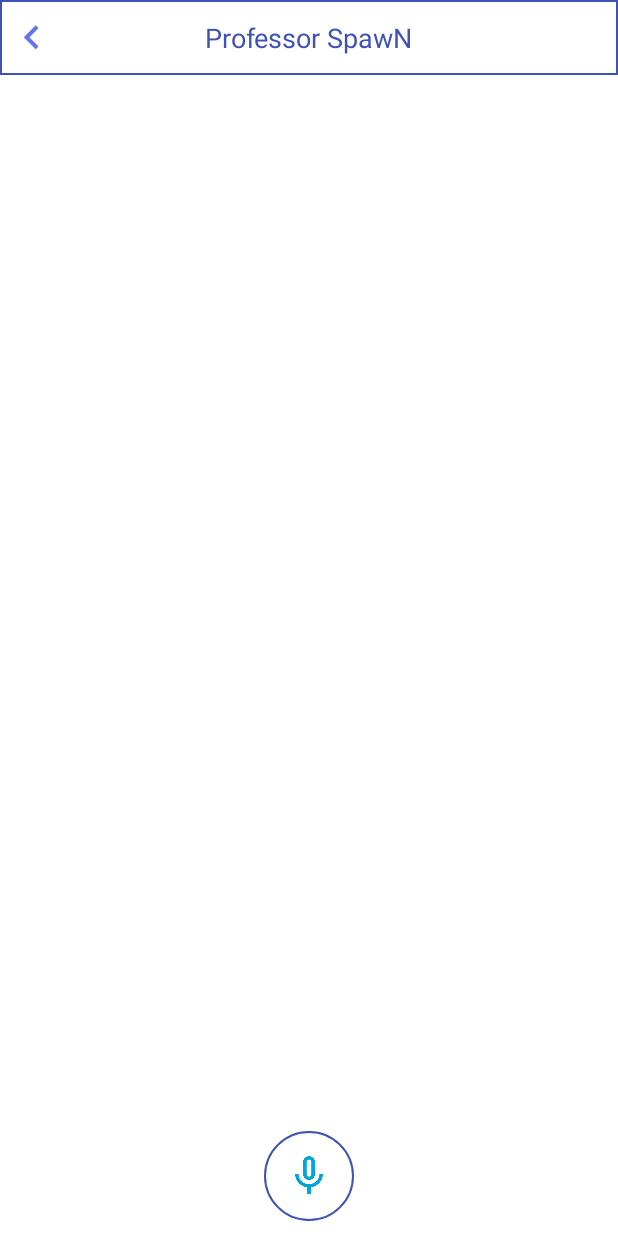
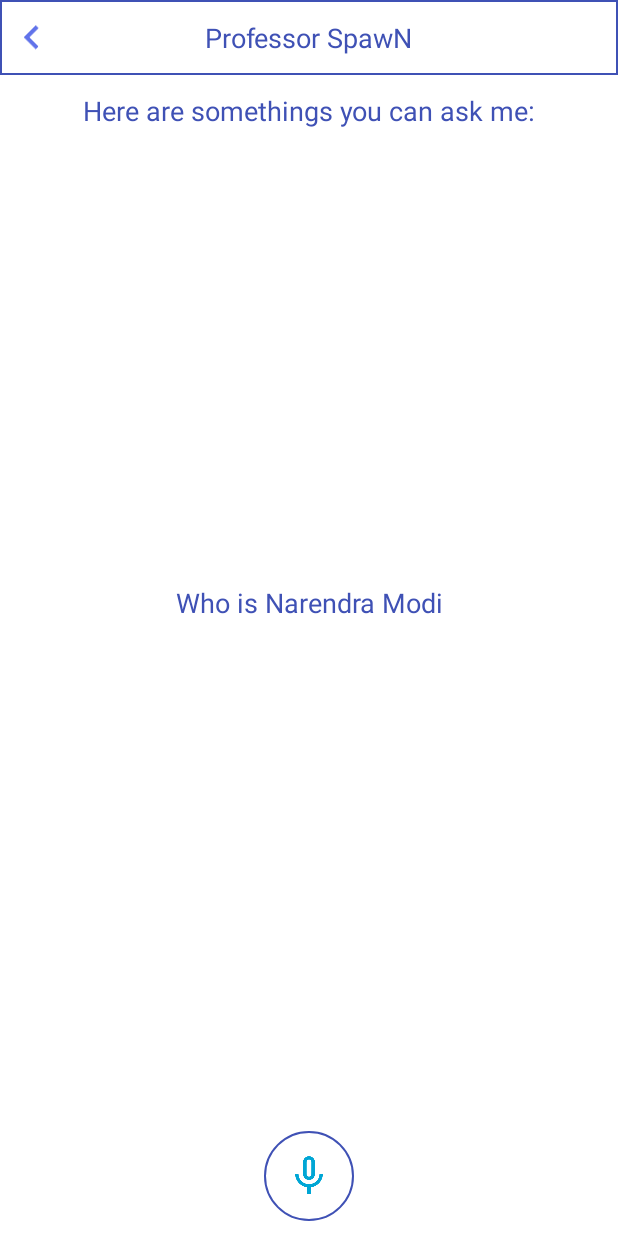
Before and after one commit to spawn08/SpawN-Bot, an Android app: the SpawnBotActivity screen opened directly, with no data from a screen before it, on a phone screen of 412 x 824 dp. Run offline under Robolectric (Android 15) with nearby library versions, the light colour scheme and no system bars; our stand-ins replace data binding; pictures from the network do not load.

Commit message:
Added animation on index screen

```diff
--- a/app/src/main/assets/bot_data.json
+++ b/app/src/main/assets/bot_data.json
@@ -1,4 +1,13 @@
 {
+  "questions":[
+    "Who is Narendra Modi",
+    "Tell me about Mumbai",
+    "I don't know about Carlos Slim",
+    "Where is Mumbai located?",
+    "I can answer single word query like- 'mathematics', 'fourier transform'",
+    "Tell me something about Barack Obama"
+
+  ],
   "bot_hi": {
     "type": 1,
     "message": [
--- a/app/src/main/java/com/spawn/ai/SpawnBotActivity.java
+++ b/app/src/main/java/com/spawn/ai/SpawnBotActivity.java
@@ -21,6 +21,8 @@ import android.support.v7.app.AppCompatActivity;
 import android.support.v7.widget.LinearLayoutManager;
 import android.util.Log;
 import android.view.View;
+import android.view.animation.Animation;
+import android.view.animation.AnimationUtils;
 import android.widget.Toast;
 
 import com.spawn.ai.activities.SpawnWebActivity;
@@ -34,6 +36,7 @@ import com.spawn.ai.model.ChatMessageType;
 import com.spawn.ai.model.SpawnWikiModel;
 import com.spawn.ai.network.WebServiceUtils;
 import com.spawn.ai.utils.DateTimeUtils;
+import com.spawn.ai.utils.JsonFileReader;
 
 import java.util.ArrayList;
 import java.util.Locale;
@@ -52,6 +55,11 @@ public class SpawnBotActivity extends AppCompatActivity implements RecognitionLi
     private ArrayList<ChatMessageType> botResponses;
     private SpawnChatbotAdapter chatbotAdapter;
     private TextToSpeech textToSpeech;
+    private ArrayList<String> questions = JsonFileReader.getInstance().getQuestions();
+
+    private Animation slideIn;
+    private Animation slideOut;
+    int textCount;
 
     @Override
     protected void onCreate(Bundle savedInstanceState) {
@@ -77,6 +85,56 @@ public class SpawnBotActivity extends AppCompatActivity implements RecognitionLi
         textToSpeech = new TextToSpeech(this, this);
 
         initSpeech();
+
+        slideIn = AnimationUtils.loadAnimation(getApplicationContext(), R.anim.slide_in);
+        slideOut = AnimationUtils.loadAnimation(getApplicationContext(), R.anim.slide_out);
+        //slideIn.setDuration(5000);
+        slideIn.setRepeatMode(Animation.RESTART);
+        slideIn.setRepeatCount(Animation.INFINITE);
+
+        slideOut.setRepeatMode(Animation.RESTART);
+        slideOut.setRepeatCount(Animation.INFINITE);
+
+        activitySpawnBotBinding.textviewAnim.setText(questions.get(0));
+        activitySpawnBotBinding.textviewAnim.setAnimation(slideIn);
+
+        slideIn.setAnimationListener(new Animation.AnimationListener() {
+            @Override
+            public void onAnimationStart(Animation animation) {
+                if (textCount >= questions.size())
+                    textCount = 0;
+
+                activitySpawnBotBinding.textviewAnim.setText(questions.get(textCount));
+                textCount++;
+            }
+
+            @Override
+            public void onAnimationEnd(Animation animation) {
+                activitySpawnBotBinding.textviewAnim.startAnimation(slideOut);
+            }
+
+            @Override
+            public void onAnimationRepeat(Animation animation) {
+                //activitySpawnBotBinding.textviewAnim.setAnimation(slideIn);
+            }
+        });
+
+        slideOut.setAnimationListener(new Animation.AnimationListener() {
+            @Override
+            public void onAnimationStart(Animation animation) {
+
+            }
+
+            @Override
+            public void onAnimationEnd(Animation animation) {
+                activitySpawnBotBinding.textviewAnim.startAnimation(slideIn);
+            }
+
+            @Override
+            public void onAnimationRepeat(Animation animation) {
+
+            }
+        });
 
         activitySpawnBotBinding.mic.addAnimatorListener(new Animator.AnimatorListener() {
             @Override
@@ -389,6 +447,9 @@ public class SpawnBotActivity extends AppCompatActivity implements RecognitionLi
 
 
         } else if (i == R.id.mic_image) {
+            if (activitySpawnBotBinding.recyclerContainer.getVisibility() == View.GONE)
+                activitySpawnBotBinding.recyclerContainer.setVisibility(View.VISIBLE);
+            activitySpawnBotBinding.textviewAnimation.setVisibility(View.GONE);
             botResponses.clear();
             chatbotAdapter.setAdapter(botResponses);
             if (SpeechRecognizer.isRecognitionAvailable(this) && isSpeechEnabled) {
--- a/app/src/main/java/com/spawn/ai/activities/SpawnSplashScreen.java
+++ b/app/src/main/java/com/spawn/ai/activities/SpawnSplashScreen.java
@@ -29,6 +29,7 @@ public class SpawnSplashScreen extends AppCompatActivity {
         WebServiceUtils.getInstance(this).setToken(getResources().getString(R.string.wit_token));
         JsonFileReader.getInstance().fileName(AppConstants.DATA_FILE);
         JsonFileReader.getInstance().readFile(this);
+        JsonFileReader.getInstance().setQuestions();
         spawnLogo = (LottieAnimationView) findViewById(R.id.spawn_logo);
         spawnLogo.setRepeatMode(-1);
         spawnLogo.playAnimation();
--- a/app/src/main/java/com/spawn/ai/utils/JsonFileReader.java
+++ b/app/src/main/java/com/spawn/ai/utils/JsonFileReader.java
@@ -10,6 +10,7 @@ import org.json.JSONException;
 import org.json.JSONObject;
 
 import java.io.InputStream;
+import java.util.ArrayList;
 import java.util.Random;
 
 
@@ -19,6 +20,7 @@ public class JsonFileReader {
     private String fileContents;
     private String fileName = "bot_data.json";
     private ChatCardModel cardModel;
+    ArrayList<String> questions = new ArrayList<String>();
 
     public static JsonFileReader getInstance() {
         if (jsonFileReader == null) {
@@ -144,6 +146,30 @@ public class JsonFileReader {
         return message;
     }
 
+    public void setQuestions() {
+
+        if (fileContents != null) {
+            try {
+                JSONObject jsonObject = new JSONObject(fileContents);
+                JSONArray jsonArray = jsonObject.getJSONArray("questions");
+                for (int i = 0; i < jsonArray.length(); i++) {
+                    questions.add(jsonArray.getString(i));
+                }
+
+            } catch (Exception e) {
+                e.printStackTrace();
+            }
+        }
+    }
+
+    public ArrayList<String> getQuestions() {
+        if (questions != null)
+            return questions;
+        else
+            setQuestions();
+        return questions;
+    }
+
     public String getFileContents() {
         return this.fileContents;
     }
--- /dev/null
+++ b/app/src/main/res/anim/slide_in.xml
@@ -0,0 +1,9 @@
+<?xml version="1.0" encoding="utf-8"?>
+<set xmlns:android="http://schemas.android.com/apk/res/android">
+
+    <translate
+        android:duration="1500"
+        android:fromXDelta="100%"
+        android:toXDelta="0%" />
+
+</set>
--- /dev/null
+++ b/app/src/main/res/anim/slide_out.xml
@@ -0,0 +1,10 @@
+<?xml version="1.0" encoding="utf-8"?>
+<set xmlns:android="http://schemas.android.com/apk/res/android">
+
+    <translate
+        android:duration="1000"
+        android:fromXDelta="0%"
+        android:startOffset="2500"
+        android:toXDelta="-100%p" />
+
+</set>
--- a/app/src/main/res/layout/activity_spawn_bot.xml
+++ b/app/src/main/res/layout/activity_spawn_bot.xml
@@ -14,49 +14,47 @@
     <RelativeLayout xmlns:android="http://schemas.android.com/apk/res/android"
         xmlns:app="http://schemas.android.com/apk/res-auto"
         xmlns:tools="http://schemas.android.com/tools"
+        android:id="@+id/container"
         android:layout_width="match_parent"
         android:layout_height="match_parent"
-        android:id="@+id/container"
         android:background="@color/white"
         tools:context=".SpawnBotActivity">
 
         <RelativeLayout
+            android:id="@+id/title_bar"
             android:layout_width="match_parent"
             android:layout_height="50dp"
-            android:id="@+id/title_bar"
-            android:background="@drawable/title_bar_background"
-            >
+            android:background="@drawable/title_bar_background">
 
             <TextView
                 android:layout_width="wrap_content"
                 android:layout_height="wrap_content"
+                android:layout_centerInParent="true"
                 android:text="@string/app_name"
-                android:textSize="18sp"
                 android:textColor="@color/colorPrimary"
-                android:layout_centerInParent="true"
-                />
+                android:textSize="18sp" />
 
             <ImageView
+                android:id="@+id/arrow_back"
                 android:layout_width="wrap_content"
                 android:layout_height="match_parent"
-                android:id="@+id/arrow_back"
-                android:src="@drawable/ic_action_name"
                 android:layout_centerVertical="true"
                 android:layout_marginLeft="5dp"
                 android:scaleType="fitCenter"
-                />
+                android:src="@drawable/ic_action_name" />
 
 
         </RelativeLayout>
 
         <LinearLayout
+            android:id="@+id/recycler_container"
             android:layout_width="match_parent"
             android:layout_height="match_parent"
             android:layout_above="@+id/mic_rl"
+            android:layout_below="@+id/title_bar"
             android:layout_marginTop="10dp"
-            android:id="@+id/recycler_container"
-            android:layout_below="@+id/title_bar"
-            android:clickable="true">
+            android:clickable="true"
+            android:visibility="gone">
 
             <android.support.v7.widget.RecyclerView
                 android:id="@+id/chat_recycler"
@@ -68,6 +66,41 @@
 
 
         </LinearLayout>
+
+        <RelativeLayout
+            android:id="@+id/textview_animation"
+            android:layout_width="match_parent"
+            android:layout_height="match_parent"
+            android:layout_above="@+id/mic_rl"
+            android:layout_below="@+id/title_bar"
+            android:layout_margin="1dp"
+            android:orientation="vertical"
+            android:visibility="visible">
+
+            <TextView
+                android:id="@+id/header_text"
+                android:layout_width="match_parent"
+                android:layout_height="wrap_content"
+                android:layout_centerHorizontal="true"
+                android:gravity="center"
+                android:text="@string/header_text"
+                android:textColor="@color/colorPrimary"
+                android:layout_marginTop="10dp"
+                android:textSize="18sp" />
+
+            <TextView
+                android:id="@+id/textview_anim"
+                android:layout_width="match_parent"
+                android:layout_height="wrap_content"
+                android:layout_centerInParent="true"
+                android:gravity="center_horizontal"
+                android:text="@string/app_name"
+                android:textColor="@color/colorPrimary"
+                android:layout_margin="15dp"
+                android:textSize="18sp" />
+
+
+        </RelativeLayout>
 
         <RelativeLayout
             android:id="@+id/mic_rl"
@@ -114,12 +147,12 @@
         </RelativeLayout>
 
         <RelativeLayout
+            android:id="@+id/container_stop"
             android:layout_width="match_parent"
             android:layout_height="match_parent"
-            android:id="@+id/container_stop"
+            android:layout_above="@+id/mic_rl"
             android:background="@android:color/transparent"
-            android:visibility="visible"
-            android:layout_above="@+id/mic_rl">
+            android:visibility="visible">
 
         </RelativeLayout>
 
--- a/app/src/main/res/values/strings.xml
+++ b/app/src/main/res/values/strings.xml
@@ -3,4 +3,5 @@
 
     <string name="defalt_answer">Sorry I could not understand what you just said.</string>
     <string name="wit_token">LAVGTLGKQQ7LRXSZHOTYDKWEOXRCBQ2Y</string>
+    <string name="header_text">Here are somethings you can ask me:</string>
 </resources>
```
